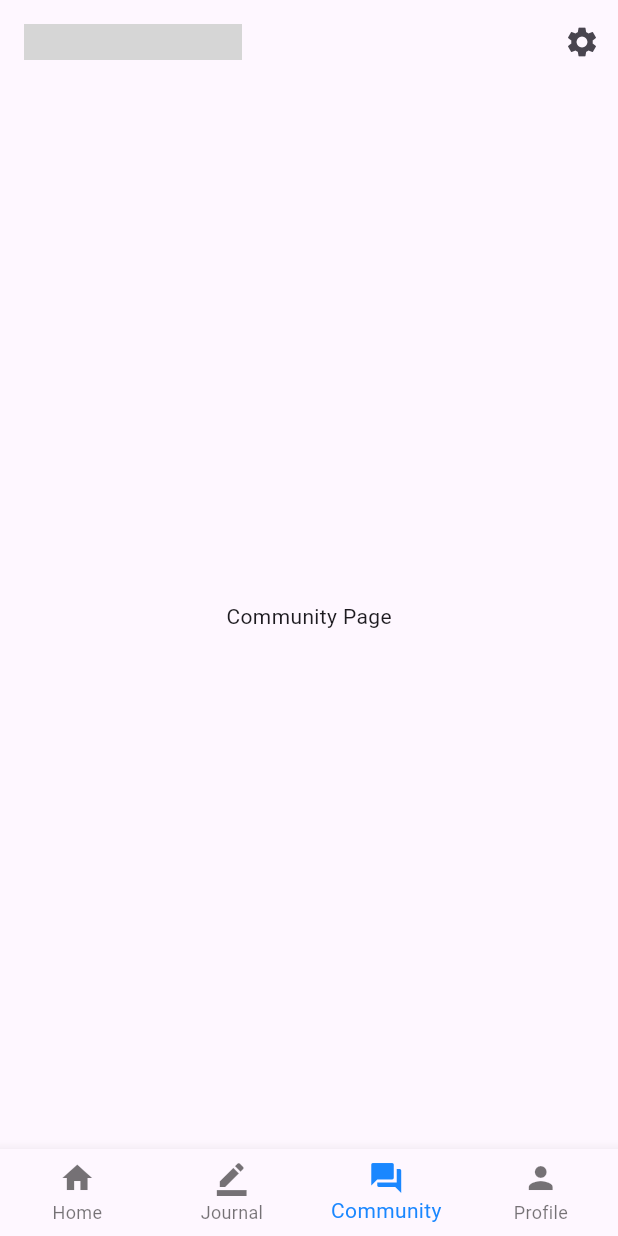
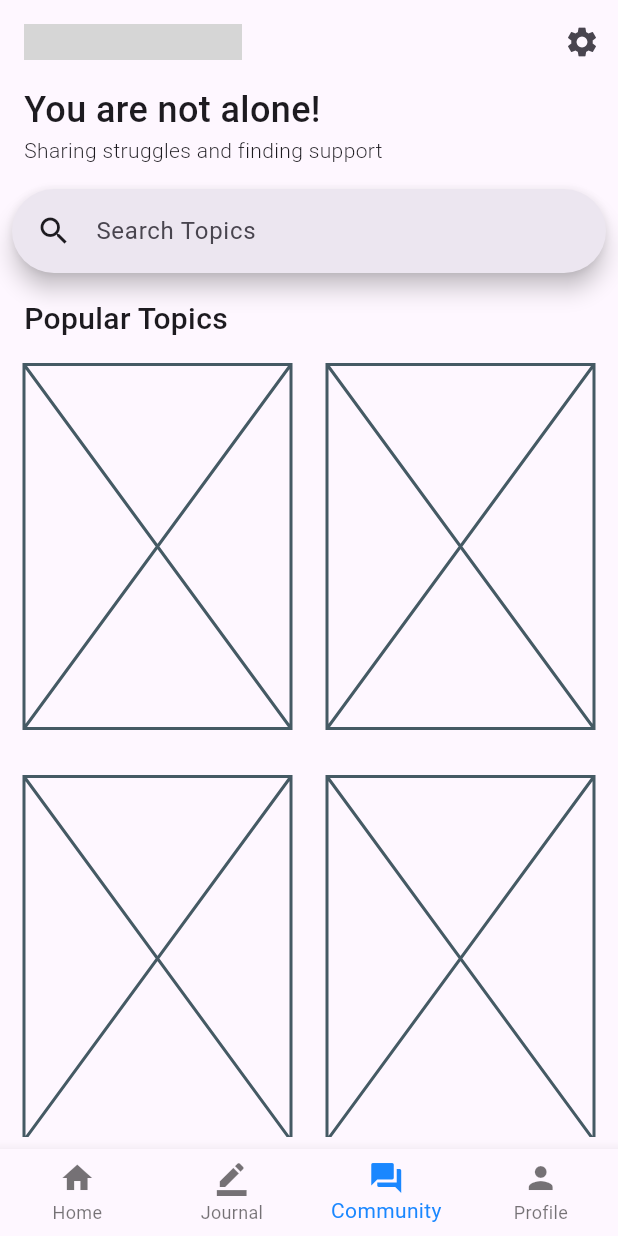
Before and after one commit to roastland/MomEase, a Flutter app: the screen it shows after launch, item 3 of the bottom bar chosen, on a phone screen of 412 x 824 dp. Run offline on Flutter 3.47's test engine with Material 3 defaults, Android fonts, the phone set to English and light mode, and no system bars; our stand-ins replace bloc, equatable, flutter_bloc, fluttertoast; generated files the repository leaves out were written again; grey boxes are pictures that could not be loaded.

Commit message:
feat: community page layout placeholder

```diff
--- /dev/null
+++ b/momease/lib/src/features/community/presentation/widgets/community_search_bar.dart
@@ -0,0 +1,46 @@
+import 'package:flutter/material.dart';
+
+class CommunitySearchBar extends StatefulWidget {
+  const CommunitySearchBar({super.key});
+
+  @override
+  State<CommunitySearchBar> createState() => _CommunitySearchBarState();
+}
+
+class _CommunitySearchBarState extends State<CommunitySearchBar> {
+  @override
+  Widget build(BuildContext context) {
+    return SearchAnchor(
+        isFullScreen: false,
+        builder: (BuildContext context, SearchController controller) {
+          return SearchBar(
+            controller: controller,
+            padding: const MaterialStatePropertyAll<EdgeInsets>(
+                EdgeInsets.symmetric(horizontal: 16.0)),
+            onTap: () {
+              controller.openView();
+            },
+            onChanged: (_) {
+              controller.openView();
+            },
+            leading: const Icon(Icons.search),
+            hintText: "Search Topics",
+          );
+        },
+        // TODO: change this with search history
+        suggestionsBuilder:
+            (BuildContext context, SearchController controller) {
+          return List<ListTile>.generate(5, (int index) {
+            final String item = 'item $index';
+            return ListTile(
+              title: Text(item),
+              onTap: () {
+                setState(() {
+                  controller.closeView(item);
+                });
+              },
+            );
+          });
+        });
+  }
+}
--- /dev/null
+++ b/momease/lib/src/features/community/presentation/widgets/community_topic_card.dart
@@ -0,0 +1,13 @@
+import 'package:flutter/material.dart';
+
+class CommunityTopicCard extends StatelessWidget {
+  const CommunityTopicCard({super.key});
+
+  @override
+  Widget build(BuildContext context) {
+    return const Padding(
+      padding: EdgeInsets.all(8.0),
+      child: Placeholder(),
+    );
+  }
+}
--- /dev/null
+++ b/momease/lib/src/features/community/presentation/widgets/popular_topics_grid_view.dart
@@ -0,0 +1,19 @@
+import 'package:flutter/material.dart';
+import 'package:momease/src/features/community/presentation/widgets/community_topic_card.dart';
+
+class PopularTopicsGridView extends StatelessWidget {
+  const PopularTopicsGridView({super.key});
+
+  @override
+  Widget build(BuildContext context) {
+    return GridView.count(
+        shrinkWrap: true,
+        crossAxisCount: 2,
+        crossAxisSpacing: 8,
+        mainAxisSpacing: 16,
+        childAspectRatio: 0.75,
+        children: List.generate(6, (int index) {
+          return const CommunityTopicCard();
+        }));
+  }
+}
--- a/momease/lib/src/screens/pages/community_page.dart
+++ b/momease/lib/src/screens/pages/community_page.dart
@@ -1,12 +1,72 @@
 import 'package:flutter/material.dart';
+import 'package:momease/src/features/community/presentation/widgets/community_search_bar.dart';
+import 'package:momease/src/features/community/presentation/widgets/popular_topics_grid_view.dart';
 
 class CommunityPage extends StatelessWidget {
   const CommunityPage({super.key});
 
   @override
   Widget build(BuildContext context) {
-    return const Center(
-      child: Text("Community Page"),
+    return const Scaffold(
+      body: Column(
+        mainAxisSize: MainAxisSize.min,
+        mainAxisAlignment: MainAxisAlignment.start,
+        children: [
+          Padding(
+            padding: EdgeInsets.symmetric(horizontal: 16),
+            child: Align(
+              alignment: Alignment.centerLeft,
+              child: Text(
+                "You are not alone!",
+                // selectionColor: primaryTextColor,
+                textAlign: TextAlign.start,
+                style: TextStyle(
+                    // color: primaryTextColor,
+                    fontSize: 24,
+                    fontWeight: FontWeight.w500),
+              ),
+            ),
+          ),
+          Padding(
+            padding: EdgeInsets.symmetric(horizontal: 16),
+            child: Align(
+              alignment: Alignment.centerLeft,
+              child: Text(
+                "Sharing struggles and finding support",
+                // selectionColor: primaryTextColor,
+                textAlign: TextAlign.start,
+                style: TextStyle(
+                    // color: primaryTextColor,
+                    fontSize: 14,
+                    fontWeight: FontWeight.w300),
+              ),
+            ),
+          ),
+          Padding(
+              padding: EdgeInsets.symmetric(vertical: 16, horizontal: 8),
+              child: CommunitySearchBar()),
+          Padding(
+            padding: EdgeInsets.symmetric(horizontal: 16),
+            child: Align(
+              alignment: Alignment.centerLeft,
+              child: Text(
+                "Popular Topics",
+                // selectionColor: primaryTextColor,
+                textAlign: TextAlign.start,
+                style: TextStyle(
+                    // color: primaryTextColor,
+                    fontSize: 20,
+                    fontWeight: FontWeight.w500),
+              ),
+            ),
+          ),
+          Flexible(
+              child: Padding(
+            padding: EdgeInsets.all(8.0),
+            child: PopularTopicsGridView(),
+          )),
+        ],
+      ),
     );
   }
 }
```
